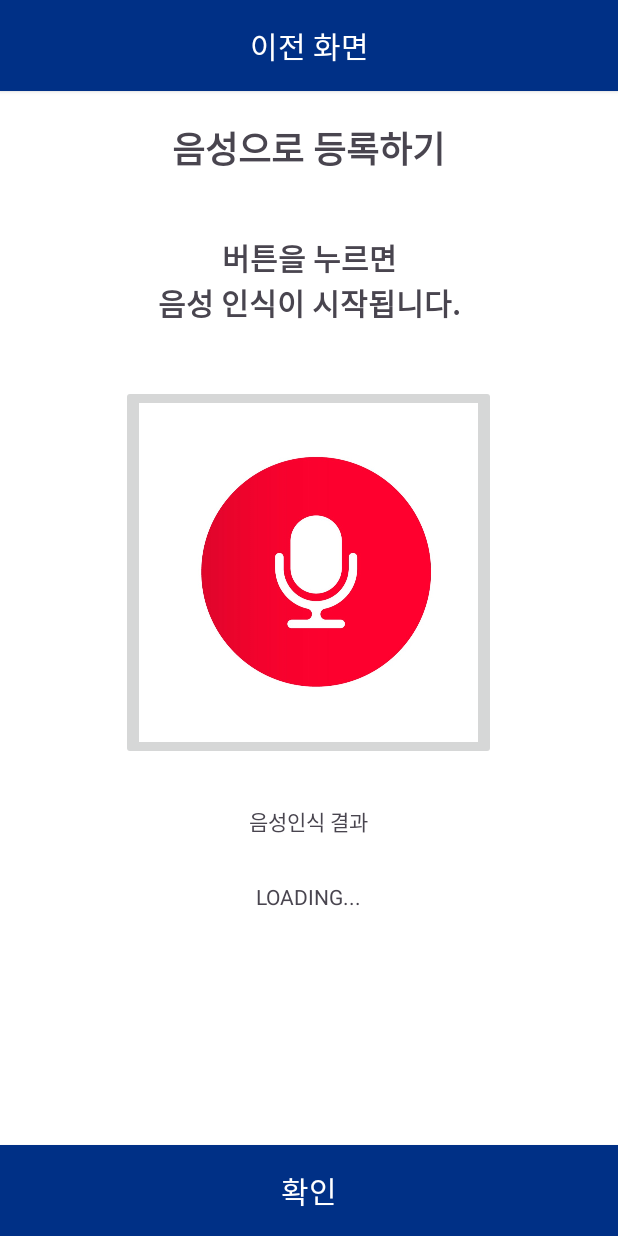
After one commit to pjy2163/Frontend, an Android app: the RegisterPayVoiceActivity screen opened directly, with no data from a screen before it, on a phone screen of 412 x 824 dp. The commit adds this screen. Run offline under Robolectric (Android 15) with nearby library versions, the phone set to English and light mode, and no system bars.

```diff
--- a/app/src/main/java/com/example/graduation/RegisterCompletedFragment.kt
+++ b/app/src/main/java/com/example/graduation/RegisterCompletedFragment.kt
@@ -7,9 +7,10 @@ import androidx.fragment.app.Fragment
 import android.view.LayoutInflater
 import android.view.View
 import android.view.ViewGroup
-import com.example.graduation.databinding.FragmentChooseBankBinding
 import com.example.graduation.databinding.FragmentRegisterCompletedBinding
 import java.util.Locale
+
+//TODO:Activity로 바꿀까..
 
 //결제승인 확인 하면 뜨는 결제 완료 프래그먼트
 
@@ -26,6 +27,9 @@ class RegisterCompletedFragment : Fragment() {
         savedInstanceState: Bundle?
     ): View? {
         binding = FragmentRegisterCompletedBinding.inflate(layoutInflater)
+
+        // 데이터 받아오기
+        val recognizedAccountNumberText = arguments?.getString("recognizedText")
 
         mtts = TextToSpeech(requireActivity()) { //모든 글자를 소리로 읽어주는 tts
             mtts.language = Locale.KOREAN //언어:한국어
--- a/app/src/main/java/com/example/graduation/RegisterMainActivity.kt
+++ b/app/src/main/java/com/example/graduation/RegisterMainActivity.kt
@@ -6,7 +6,6 @@ import androidx.appcompat.app.AppCompatActivity
 import android.os.Bundle
 import android.speech.tts.TextToSpeech
 import androidx.fragment.app.FragmentTransaction
-import com.example.graduation.databinding.ActivityMainBinding
 import com.example.graduation.databinding.ActivityRegisterMainBinding
 import java.util.Locale
 
@@ -32,7 +31,7 @@ class RegisterMainActivity : AppCompatActivity() {
             onSpeech(binding.accountBtn.text)
 
             val fragmentTransaction: FragmentTransaction = supportFragmentManager.beginTransaction()
-            fragmentTransaction.replace(R.id.fragmentContainer, ChooseBankFragment())
+            fragmentTransaction.replace(R.id.fragmentContainer, RegisterChooseBankFragment())
             fragmentTransaction.addToBackStack(null)
             fragmentTransaction.commit()
         }
@@ -41,7 +40,7 @@ class RegisterMainActivity : AppCompatActivity() {
         binding.cardBtn.setOnClickListener {
             onSpeech(binding.cardBtn.text)
             val fragmentTransaction: FragmentTransaction = supportFragmentManager.beginTransaction()
-            fragmentTransaction.replace(R.id.fragmentContainer, ChooseBankFragment())
+            fragmentTransaction.replace(R.id.fragmentContainer, RegisterChooseBankFragment())
             fragmentTransaction.addToBackStack(null)
             fragmentTransaction.commit()
         }
--- /dev/null
+++ b/app/src/main/java/com/example/graduation/RegisterPayVoiceActivity.kt
@@ -0,0 +1,148 @@
+package com.example.graduation
+
+import android.Manifest
+import android.content.Context
+import android.content.Intent
+import android.content.pm.PackageManager
+import android.os.Build
+import android.os.Bundle
+import android.speech.RecognitionListener
+import android.speech.RecognizerIntent
+import android.speech.SpeechRecognizer
+import android.speech.tts.TextToSpeech
+import android.widget.Toast
+import androidx.appcompat.app.AppCompatActivity
+import androidx.core.app.ActivityCompat
+import androidx.core.content.ContextCompat
+import com.example.graduation.databinding.ActivityRegisterPayVoiceBinding
+import java.util.Locale
+
+private lateinit var binding: ActivityRegisterPayVoiceBinding
+
+class RegisterPayVoiceActivity : AppCompatActivity() {
+    private lateinit var speechRecognizer: SpeechRecognizer
+    lateinit var mtts:TextToSpeech
+
+    override fun onCreate(savedInstanceState: Bundle?) {
+        super.onCreate(savedInstanceState)
+        binding = ActivityRegisterPayVoiceBinding.inflate(layoutInflater)
+        setContentView(binding.root)
+
+        // SharedPreferences에서 소리 on/off 상태 불러오기
+        val sharedPreferences = getSharedPreferences("sp1", Context.MODE_PRIVATE)
+        val soundState = sharedPreferences.getBoolean("soundState", false)
+
+        mtts = TextToSpeech(this) { //모든 글자를 소리로 읽어주는 tts
+            mtts.language = Locale.KOREAN //언어:한국어
+        }
+
+
+        //화면 정보 읽기
+        if (soundState) {
+            onSpeech("음성으로 송금하기 화면입니다.")
+        }
+
+
+        // 권한 설정
+        requestPermission()
+
+        // RecognizerIntent 생성
+        val intent = Intent(RecognizerIntent.ACTION_RECOGNIZE_SPEECH)
+        intent.putExtra(RecognizerIntent.EXTRA_CALLING_PACKAGE, packageName)    // 여분의 키
+        intent.putExtra(RecognizerIntent.EXTRA_LANGUAGE, "ko-KR")         // 언어 설정
+
+        // <말하기> 버튼 눌러서 음성인식 시작
+        binding.speechBtn.setOnClickListener {
+            // 새 SpeechRecognizer 를 만드는 팩토리 메서드
+            speechRecognizer = SpeechRecognizer.createSpeechRecognizer(this@RegisterPayVoiceActivity)
+            speechRecognizer.setRecognitionListener(recognitionListener)    // 리스너 설정
+            speechRecognizer.startListening(intent)                         // 듣기 시작
+        }
+
+    }
+
+    // 권한 설정 메소드
+    private fun requestPermission() {
+        // 버전 체크, 권한 허용했는지 체크
+        if (Build.VERSION.SDK_INT >= 23 &&
+            ContextCompat.checkSelfPermission(this@RegisterPayVoiceActivity, Manifest.permission.RECORD_AUDIO)
+            != PackageManager.PERMISSION_GRANTED
+        ) {
+            ActivityCompat.requestPermissions(this@RegisterPayVoiceActivity,
+                arrayOf(Manifest.permission.RECORD_AUDIO), 0)
+        }
+    }
+
+    // 리스너 설정
+    private val recognitionListener: RecognitionListener = object : RecognitionListener {
+        // 말하기 시작할 준비가되면 호출
+        override fun onReadyForSpeech(params: Bundle) {
+            Toast.makeText(applicationContext, "음성인식 시작", Toast.LENGTH_SHORT).show()
+            binding.stateTv.text = "이제 말씀하세요!"
+        }
+        // 말하기 시작했을 때 호출
+        override fun onBeginningOfSpeech() {
+            binding.stateTv.text = "잘 듣고 있어요."
+        }
+        // 입력받는 소리의 크기를 알려줌
+        override fun onRmsChanged(rmsdB: Float) {}
+        // 말을 시작하고 인식이 된 단어를 buffer에 담음
+        override fun onBufferReceived(buffer: ByteArray) {}
+        // 말하기를 중지하면 호출
+        override fun onEndOfSpeech() {
+            binding.stateTv.text = "정상적으로 음성 인식이 완료되었습니다."
+
+            //TODO:받아진 result_tv를 RegisterCompletedFragment와 ChoosePayMethodActivity에 반영하는 작업
+
+            //인식된 결과를 가져오기
+            val recognizedText = binding.resultTv.text.toString()
+
+
+            // RegisterPayVoiceActivity에서 RegisterCompletedFragment로 전환하는 코드
+            //TODO:???
+            val intent = Intent(this@RegisterPayVoiceActivity, MainActivity::class.java)
+            intent.putExtra("recognizedText", recognizedText)
+
+            val fragment = RegisterCompletedFragment()
+            fragment.arguments = intent.extras
+            supportFragmentManager.beginTransaction()
+                .replace(R.id.fl_basic, fragment)
+                .addToBackStack(null)
+                .commit()
+
+        }
+
+        // 오류 발생했을 때 호출
+        override fun onError(error: Int) {
+            val message = when (error) {
+                SpeechRecognizer.ERROR_AUDIO -> "오디오 에러"
+                SpeechRecognizer.ERROR_CLIENT -> "클라이언트 에러"
+                SpeechRecognizer.ERROR_INSUFFICIENT_PERMISSIONS -> "퍼미션 없음"
+                SpeechRecognizer.ERROR_NETWORK -> "네트워크 에러"
+                SpeechRecognizer.ERROR_NETWORK_TIMEOUT -> "네트웍 타임아웃"
+                SpeechRecognizer.ERROR_NO_MATCH -> "찾을 수 없음"
+                SpeechRecognizer.ERROR_RECOGNIZER_BUSY -> "RECOGNIZER 가 바쁨"
+                SpeechRecognizer.ERROR_SERVER -> "서버가 이상함"
+                SpeechRecognizer.ERROR_SPEECH_TIMEOUT -> "말하는 시간초과"
+                else -> "알 수 없는 오류임"
+            }
+            binding.stateTv.text = "에러 발생: $message"
+        }
+        // 인식 결과가 준비되면 호출
+        override fun onResults(results: Bundle) {
+            // 말을 하면 ArrayList에 단어를 넣고 textView에 단어를 이어줌
+            val matches = results.getStringArrayList(SpeechRecognizer.RESULTS_RECOGNITION)
+            for (i in matches!!.indices) binding.resultTv.text = matches[i]
+        }
+        // 부분 인식 결과를 사용할 수 있을 때 호출
+        override fun onPartialResults(partialResults: Bundle) {}
+        // 향후 이벤트를 추가하기 위해 예약
+        override fun onEvent(eventType: Int, params: Bundle) {}
+    }
+    private fun onSpeech(text: CharSequence) {
+        mtts.speak(text.toString(), TextToSpeech.QUEUE_FLUSH, null, null)
+    }
+
+
+
+}
--- a/app/src/main/res/layout/activity_choose_pay_method.xml
+++ b/app/src/main/res/layout/activity_choose_pay_method.xml
@@ -54,6 +54,8 @@
             android:layout_height="250dp"
             android:background="@color/background_grey"
             android:layout_margin="20dp"/>
+
+
         <androidx.constraintlayout.widget.ConstraintLayout
             android:id="@+id/constraintLayout2"
             android:layout_width="wrap_content"
--- /dev/null
+++ b/app/src/main/res/layout/activity_register_pay_voice.xml
@@ -0,0 +1,97 @@
+<?xml version="1.0" encoding="utf-8"?>
+<FrameLayout xmlns:android="http://schemas.android.com/apk/res/android"
+    xmlns:tools="http://schemas.android.com/tools"
+    android:layout_width="match_parent"
+    android:layout_height="match_parent"
+    tools:context=".RegisterPayVoiceActivity"
+    android:id="@+id/fl_basic"
+    android:background="@color/background">
+
+<LinearLayout
+    android:layout_width="match_parent"
+    android:layout_height="match_parent"
+    android:orientation="vertical">
+
+    <android.widget.Button
+        android:id="@+id/prev_btn"
+        android:layout_width="match_parent"
+        android:layout_height="wrap_content"
+        android:layout_marginBottom="10dp"
+        android:background="@drawable/rectangle_style"
+        android:padding="15dp"
+        android:text="@string/previous_text"
+        android:textColor="@color/white"
+        android:textSize="20sp" />
+    <TextView
+        android:id="@+id/title_tv"
+        android:layout_width="wrap_content"
+        android:layout_height="wrap_content"
+        android:textStyle="bold"
+        android:textSize="24sp"
+        android:text="음성으로 등록하기"
+        android:layout_marginTop="10dp"
+        android:layout_gravity="center"/>
+
+    <LinearLayout
+        android:layout_width="match_parent"
+        android:layout_height="wrap_content"
+        android:orientation="vertical"
+        android:gravity="center"
+        android:layout_marginTop="30dp">
+
+
+        <TextView
+            android:id="@+id/explain_tv"
+            android:layout_width="wrap_content"
+            android:layout_height="wrap_content"
+            android:layout_marginTop="10dp"
+            android:layout_marginBottom="40dp"
+            android:gravity="center"
+            android:text="버튼을 누르면\n음성 인식이 시작됩니다."
+            android:textSize="20sp"
+            android:textStyle="bold"
+            />
+        <ImageButton
+            android:id="@+id/speech_btn"
+            android:layout_width="250dp"
+            android:layout_height="250dp"
+            android:gravity="center"
+            android:scaleType="centerInside"
+            android:src="@drawable/img_record_button" />
+
+
+        <TextView
+            android:id="@+id/result_tv"
+            android:layout_width="wrap_content"
+            android:layout_height="wrap_content"
+            android:text="음성인식 결과"
+            android:layout_marginTop="30dp"
+            android:layout_marginBottom="30dp" />
+
+        <TextView
+            android:id="@+id/state_tv"
+            android:layout_width="wrap_content"
+            android:layout_height="wrap_content"
+            android:text="LOADING..."/>
+
+
+    </LinearLayout>
+    <Space
+        android:layout_width="match_parent"
+        android:layout_height="0dp"
+        android:layout_weight="1"/>
+
+    <android.widget.Button
+        android:id="@+id/enter_btn"
+        android:layout_width="match_parent"
+        android:layout_height="wrap_content"
+        android:layout_gravity="bottom"
+        android:background="@drawable/rectangle_style"
+        android:padding="15dp"
+        android:text="확인"
+        android:textColor="@color/white"
+        android:textSize="20sp" />
+
+
+</LinearLayout>
+</FrameLayout>
--- a/app/src/main/res/layout/item_payment_method.xml
+++ b/app/src/main/res/layout/item_payment_method.xml
@@ -6,7 +6,7 @@
     android:gravity="center">
 
     <ImageView
-        android:id="@+id/imageView"
+        android:id="@+id/bank_account_iv"
         android:layout_width="280dp"
         android:layout_height="200dp"
         android:src="@drawable/btn_enter_navy"
@@ -18,7 +18,7 @@
         android:orientation="horizontal">
 
     <TextView
-        android:id="@+id/textView"
+        android:id="@+id/bank_name_tv"
         android:layout_width="wrap_content"
         android:layout_height="wrap_content"
         android:text="00은행 계좌"
```
Also changed, not shown: app/src/main/AndroidManifest.xml (+11 -19 lines), app/src/main/java/com/example/graduation/ChooseBankFragment.kt (deleted, +0 -75 lines), app/src/main/java/com/example/graduation/ChoosePayMethodActivity.kt (+34 -7 lines), app/src/main/java/com/example/graduation/PaymentMethodAdapter.kt (+27 -7 lines), app/src/main/java/com/example/graduation/RegisterChooseBankFragment.kt (added, +75 -0 lines), app/src/main/java/com/example/graduation/RegisterPayFragment.kt (deleted, +0 -59 lines), app/src/main/res/drawable/selected_payment_border.xml (added, +8 -0 lines), app/src/main/res/layout/fragment_register_completed.xml (+32 -1 lines), app/src/main/res/layout/fragment_register_pay.xml (deleted, +0 -128 lines), app/src/main/res/layout/fragment_register_choose_bank.xml (renamed from app/src/main/res/layout/fragment_choose_bank.xml).
